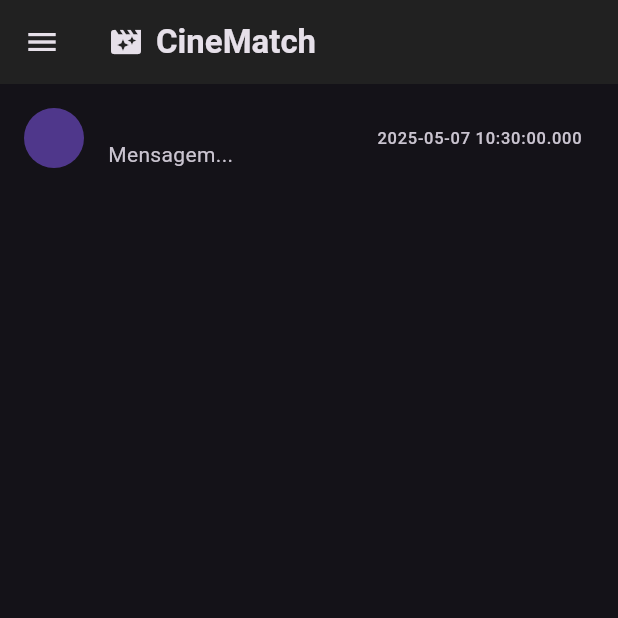
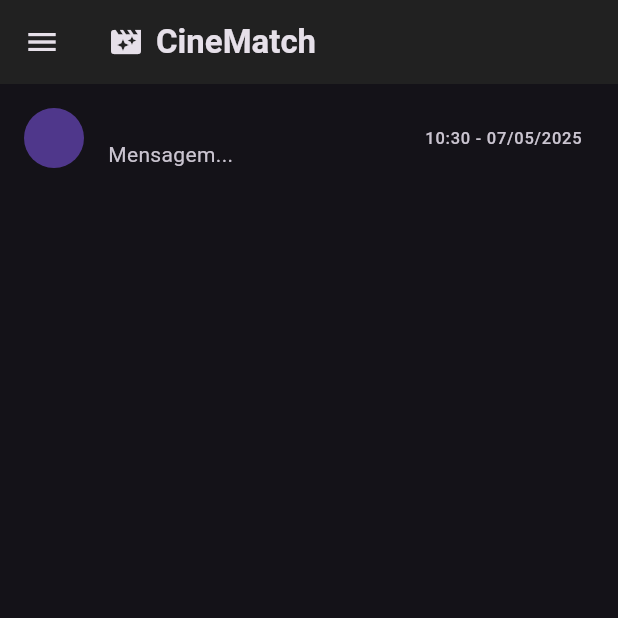
Before and after one commit to arthurhzm/movie_recommender, a Flutter app: the ChatPage screen opened by its route, on a phone screen of 412 x 824 dp, the top half of it. Run offline on Flutter 3.47's test engine with Material 3 defaults, Android fonts, the phone set to English and light mode, and no system bars; our stand-ins replace cloud_firestore, firebase_auth, firebase_core, flutter_dotenv, google_generative_ai; missing offline and left inert: tmdb_api; accounts and stored records are empty.

Commit message:
adicionando biblioteca DateFormat

```diff
--- a/movie_recommender/lib/pages/chat_page.dart
+++ b/movie_recommender/lib/pages/chat_page.dart
@@ -3,6 +3,8 @@ import 'package:flutter/material.dart';
 import 'package:movie_recommender/services/user_service.dart';
 import 'package:movie_recommender/components/drawer_component.dart';
 import 'package:movie_recommender/components/standard_appbar.dart';
+
+import 'package:intl/intl.dart';
 
 class ChatPage extends StatefulWidget {
   const ChatPage({super.key});
@@ -38,7 +40,7 @@ class _ChatPageState extends State<ChatPage> {
                   leading: CircleAvatar(),
                   title: Text(user?.displayName ?? ""),
                   subtitle: Text("Mensagem..."),
-                  trailing: Text(DateTime.now().toString()),
+                  trailing: Text(DateFormat('H:mm - dd/MM/yyyy').format(DateTime.now())),
                 ),
               ],
             ),
--- a/movie_recommender/pubspec.yaml
+++ b/movie_recommender/pubspec.yaml
@@ -30,6 +30,7 @@ environment:
 dependencies:
   flutter:
     sdk: flutter
+  intl:
 
   # The following adds the Cupertino Icons font to your application.
   # Use with the CupertinoIcons class for iOS style icons.
```
Also changed, not shown: movie_recommender/pubspec.lock.
